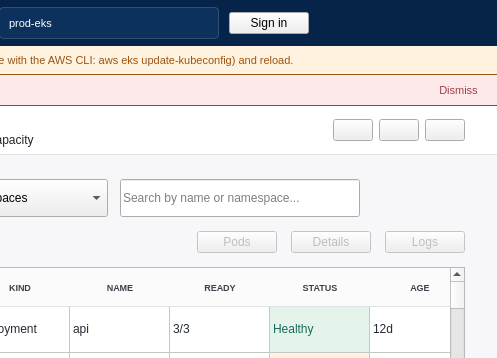
Before: the Qt Designer form src/kubescope/ui/main_window.ui in dcotecnologia/kubescope, drawn with Qt 5; both pictures show x 483 to 980 and y 0 to 358 of the 980 by 640 pixel window.
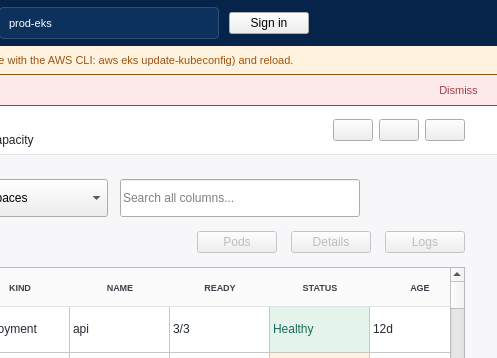
After: the same form once the commit is applied. The open tabs and pages were chosen to show the change. Icons and pictures are not drawn.

Commit message:
feat(window): sort events by age, search every column and filter by reason
- order the events of the Workloads overview and the Events list by age,
  youngest first
- let the search bar match any column of the table
- add a Reason select to the Events list
- translate the new strings in every language

The edit to the form file:
```diff
--- a/src/kubescope/ui/main_window.ui
+++ b/src/kubescope/ui/main_window.ui
@@ -2030,7 +2030,7 @@
                     </size>
                    </property>
                    <property name="placeholderText">
-                    <string>Search by name or namespace...</string>
+                    <string>Search all columns...</string>
                    </property>
                    <property name="clearButtonEnabled">
                     <bool>true</bool>
```
The commit also changes 29 other files.
